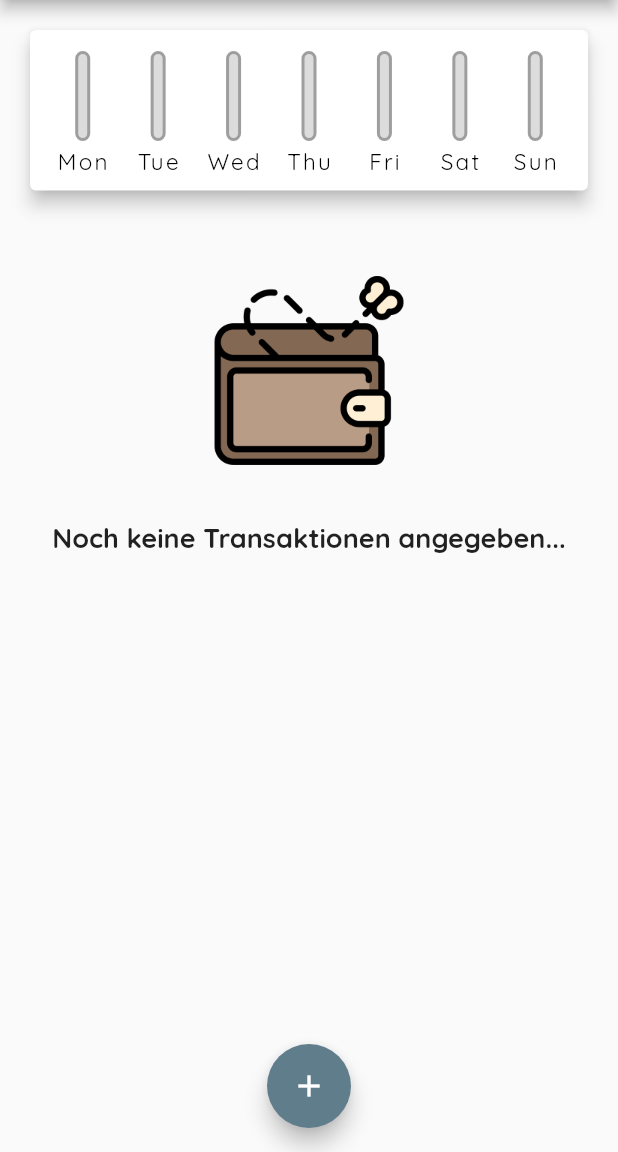
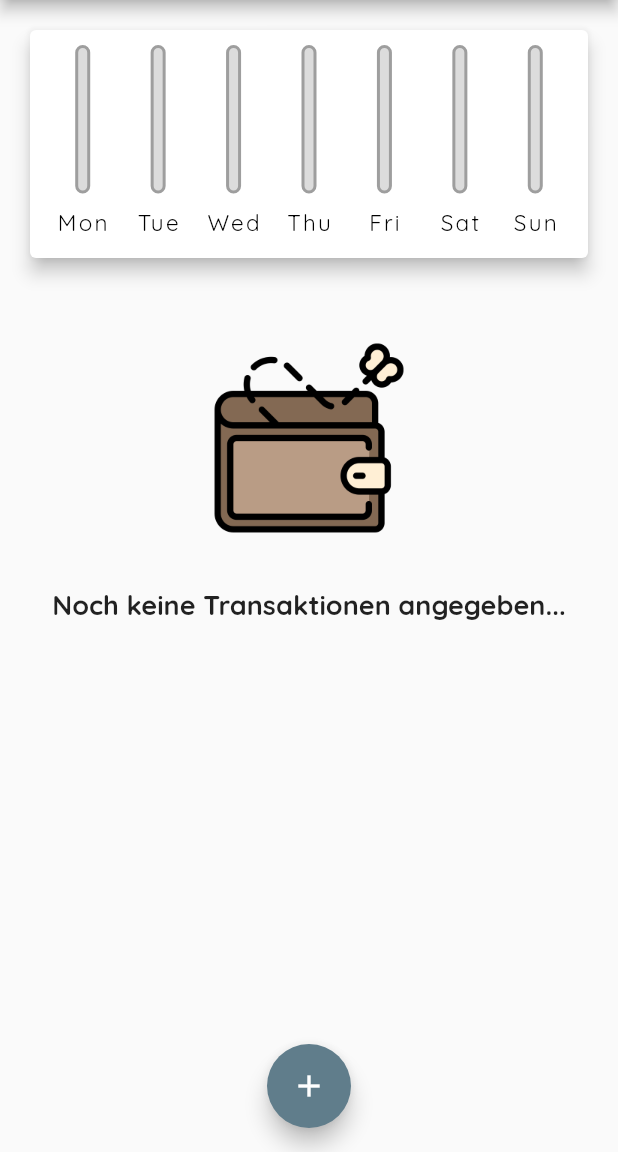
Before and after one commit to Totemi1324/personal_expenses, a Flutter app: the screen it shows after launch, on a phone screen of 412 x 824 dp, the part 84-1236 px from its top. Run offline on Flutter 3.47's test engine with Material 2 defaults, Android fonts, the phone set to English and light mode, and no system bars.

Commit message:
Scale components for responsive UI

```diff
--- a/lib/main.dart
+++ b/lib/main.dart
@@ -87,8 +87,7 @@ class _MyHomePageState extends State<MyHomePage> {
 
   @override
   Widget build(BuildContext context) {
-    return Scaffold(
-      appBar: AppBar(
+    final appBar = AppBar(
       title: const Text("PersEx"),
       actions: [
         IconButton(
@@ -96,13 +95,23 @@ class _MyHomePageState extends State<MyHomePage> {
           icon: const Icon(Icons.add),
         )
       ],
-      ),
+    );
+    final canvasHeight = MediaQuery.of(context).size.height - appBar.preferredSize.height - MediaQuery.of(context).padding.top;
+
+    return Scaffold(
+      appBar: appBar,
       body: SingleChildScrollView(
         child: Column(
           crossAxisAlignment: CrossAxisAlignment.stretch,
           children: [
-            Chart(_recentTransactions),
-            TransactionList(_userTransactions),
+            SizedBox(
+              height: canvasHeight * 0.25,
+              child: Chart(_recentTransactions),
+            ),
+            SizedBox(
+              height: canvasHeight * 0.75,
+              child: TransactionList(_userTransactions),
+            ),
           ],
         ),
       ),
--- a/lib/widgets/chart_bar.dart
+++ b/lib/widgets/chart_bar.dart
@@ -9,6 +9,7 @@ class ChartBar extends StatelessWidget {
 
   @override
   Widget build(BuildContext context) {
+    return LayoutBuilder(builder: (buildContext, constraints) {
       return Column(
         children: [
           /*FittedBox(
@@ -16,12 +17,12 @@ class ChartBar extends StatelessWidget {
               amount.toStringAsFixed(2),
               style: Theme.of(context).textTheme.labelSmall,
             ),
-        ),*/
+          ),
           const SizedBox(
             height: 4,
-        ),
+          ), */
           SizedBox(
-          height: 60,
+            height: constraints.maxHeight * 0.75,
             width: 10,
             child: Stack(
               alignment: Alignment.bottomCenter,
@@ -48,14 +49,21 @@ class ChartBar extends StatelessWidget {
               ],
             ),
           ),
-        const SizedBox(
-          height: 4,
+          SizedBox(
+            height: constraints.maxHeight * 0.05,
           ),
-        Text(
+          SizedBox(
+            height: constraints.maxHeight * 0.2,
+            child: FittedBox(
+              fit: BoxFit.scaleDown,
+              child: Text(
                 label,
                 style: Theme.of(context).textTheme.labelSmall,
+              ),
+            ),
           )
         ],
       );
+    });
   }
 }
--- a/lib/widgets/new_transaction_form.dart
+++ b/lib/widgets/new_transaction_form.dart
@@ -69,7 +69,7 @@ class _NewTransactionFormState extends State<NewTransactionForm> {
       setState(() {
         _selectedDate = pickedDate;
       });
-    }); //Test
+    });
     //If transaction added that lies in the future: Display warning, mark as provisional, ask at the day that it's due if it should be kept, in the options menu the user can choose whether to include provisional transaction in total balance
   }
 
--- a/lib/widgets/transaction_list.dart
+++ b/lib/widgets/transaction_list.dart
@@ -31,9 +31,7 @@ class TransactionList extends StatelessWidget {
 
   @override
   Widget build(BuildContext context) {
-    return SizedBox(
-      height: 617,
-      child: transactions.isEmpty
+    return transactions.isEmpty
         ? Column(
             children: [
               SizedBox(
@@ -53,8 +51,7 @@ class TransactionList extends StatelessWidget {
             itemBuilder: (context, index) {
               return Card(
                 elevation: 5,
-                  margin:
-                      const EdgeInsets.symmetric(vertical: 8, horizontal: 20),
+                margin: const EdgeInsets.symmetric(vertical: 8, horizontal: 20),
                 child: Padding(
                   padding: const EdgeInsets.symmetric(vertical: 5),
                   child: ListTile(
@@ -93,8 +90,7 @@ class TransactionList extends StatelessWidget {
                       ),
                     ),
                     subtitle: Text(
-                        DateFormat('d. MMMM y')
-                            .format(transactions[index].date),
+                      DateFormat('d. MMMM y').format(transactions[index].date),
                       style: const TextStyle(
                         fontWeight: FontWeight.w400,
                         fontSize: 15,
@@ -125,7 +121,6 @@ class TransactionList extends StatelessWidget {
               );
             },
             itemCount: transactions.length,
-            ),
           );
   }
 }
```
Lines whose indentation alone changed are shown as unchanged.
